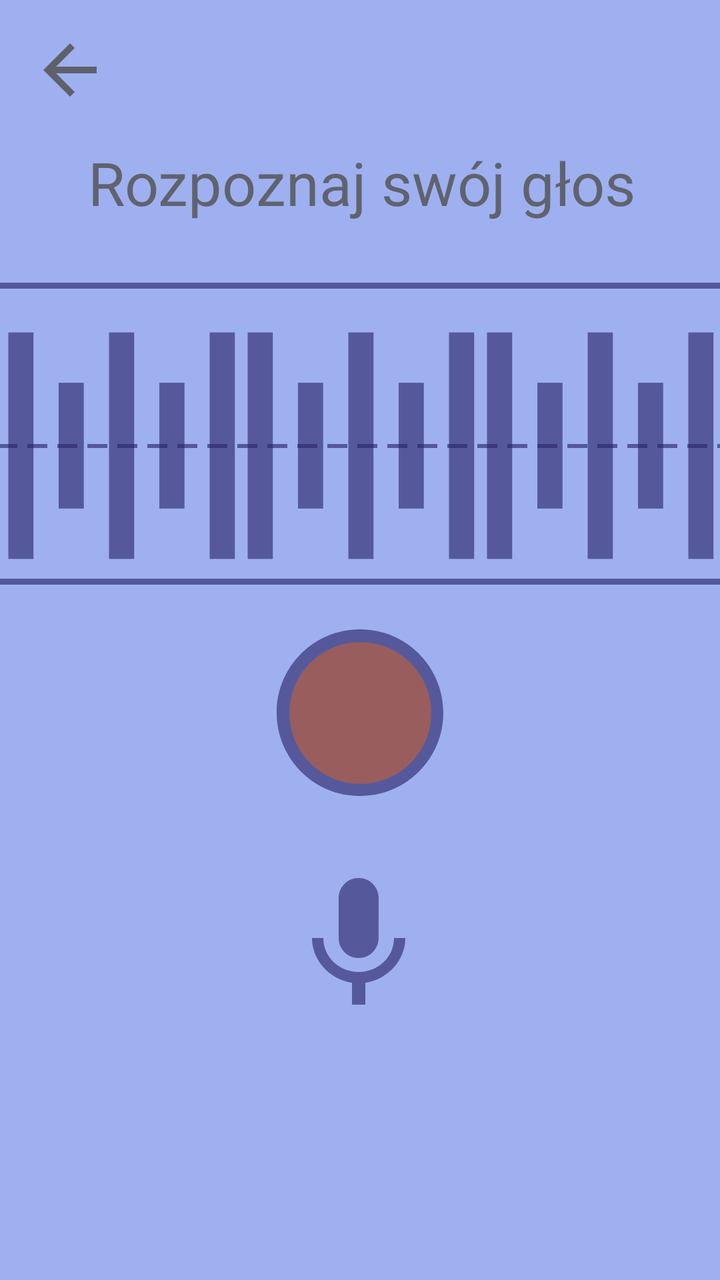
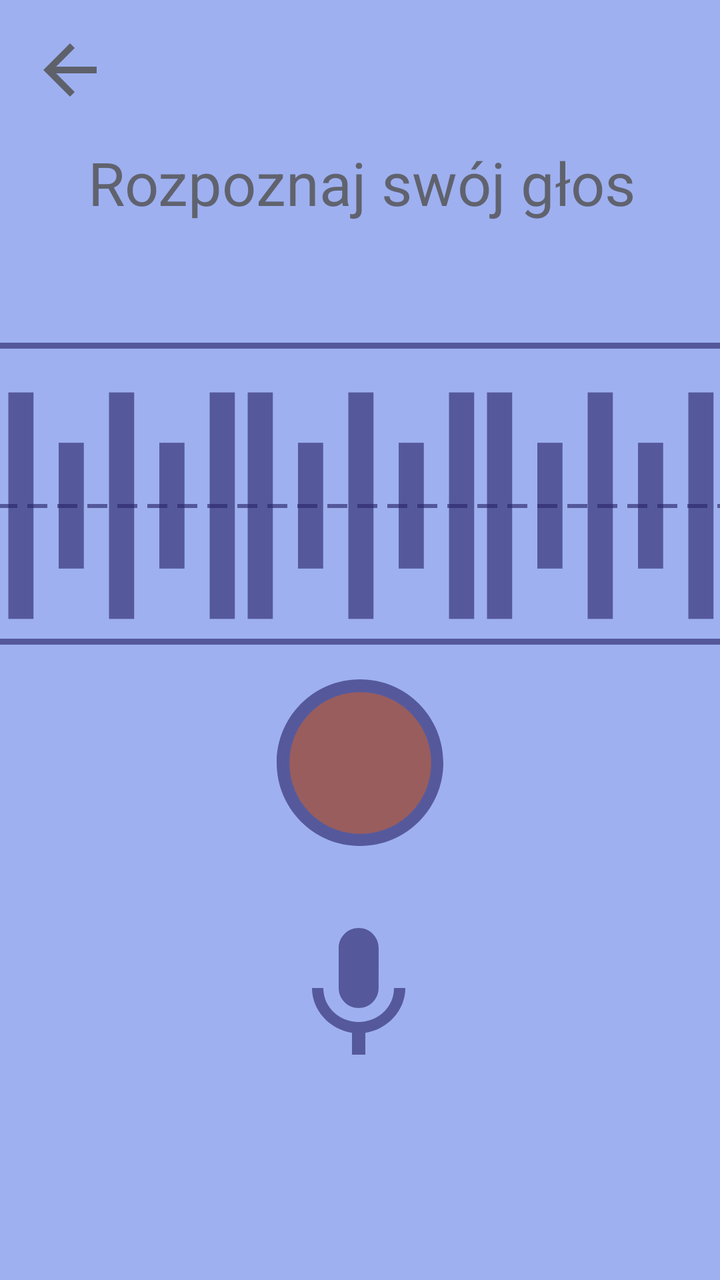

Two renders of the same Android screen: before a commit and after it. Below are the layout's source before the change and the commit's diff.
<!-- AndroidManifest.xml: application theme Theme.TiredTalker -->
<!-- res/layout/fragment_nagrywanie_active.xml -->
<?xml version="1.0" encoding="utf-8"?>
<androidx.constraintlayout.widget.ConstraintLayout xmlns:android="http://schemas.android.com/apk/res/android"
    xmlns:app="http://schemas.android.com/apk/res-auto"
    android:layout_width="match_parent"
    android:layout_height="match_parent"
    xmlns:tools="http://schemas.android.com/tools"
    android:background="@color/light_blue">

    
    <ImageButton
        android:id="@+id/backButton"
        android:layout_width="40dp"
        android:layout_height="40dp"
        android:background="@drawable/arrow_back"
        app:layout_constraintTop_toTopOf="parent"
        app:layout_constraintStart_toStartOf="parent"
        android:layout_margin="15dp" />

    
    <TextView
        android:id="@+id/titleText"
        android:layout_width="wrap_content"
        android:layout_height="wrap_content"
        android:layout_marginTop="16dp"
        android:text="Rozpoznaj swój głos"
        android:textColor="@color/brown"
        android:textSize="30sp"
        app:layout_constraintEnd_toEndOf="parent"
        app:layout_constraintHorizontal_bias="0.508"
        app:layout_constraintStart_toStartOf="parent"
        app:layout_constraintTop_toBottomOf="@id/backButton" />


    
    <ImageView
        android:id="@+id/rectangleImage"
        android:layout_width="387dp"
        android:layout_height="151dp"
        android:src="@drawable/thin_square"
        app:layout_constraintTop_toBottomOf="@id/titleText"
        app:layout_constraintStart_toStartOf="parent"
        app:layout_constraintEnd_toEndOf="parent"
        android:layout_marginTop="30dp"
        tools:layout_editor_absoluteY="246dp"/>

    
    <ImageView
        android:id="@+id/lineImage"
        android:layout_width="366dp"
        android:layout_height="120dp"
        android:src="@drawable/dashed_line"
        app:layout_constraintTop_toTopOf="@id/rectangleImage"
        app:layout_constraintStart_toStartOf="@id/rectangleImage"
        app:layout_constraintEnd_toEndOf="@id/rectangleImage"
        app:layout_constraintBottom_toBottomOf="@id/rectangleImage"
        android:layout_marginTop="12dp" />

    
    <ImageView
        android:id="@+id/sound1"
        android:layout_width="387dp"
        android:layout_height="151dp"
        android:layout_marginTop="12dp"
        android:rotation="90"
        android:src="@drawable/sound"
        app:layout_constraintBottom_toBottomOf="@id/rectangleImage"
        app:layout_constraintStart_toStartOf="@id/rectangleImage"
        app:layout_constraintTop_toTopOf="@id/rectangleImage"
        android:layout_marginStart="-120dp"/>

    
    <ImageView
        android:id="@+id/sound2"
        android:layout_width="387dp"
        android:layout_height="151dp"
        android:layout_marginTop="12dp"
        android:rotation="90"
        android:src="@drawable/sound"
        app:layout_constraintBottom_toBottomOf="@id/rectangleImage"
        app:layout_constraintStart_toStartOf="@id/rectangleImage"
        app:layout_constraintTop_toTopOf="@id/rectangleImage"/>

    
    <ImageView
        android:id="@+id/sound3"
        android:layout_width="387dp"
        android:layout_height="151dp"
        android:layout_marginTop="12dp"
        android:rotation="90"
        android:src="@drawable/sound"
        app:layout_constraintBottom_toBottomOf="@id/rectangleImage"
        app:layout_constraintStart_toStartOf="@id/rectangleImage"
        app:layout_constraintTop_toTopOf="@id/rectangleImage"
        android:layout_marginStart="120dp"/>

    
    <ImageView

        android:id="@+id/circleImage"
        android:layout_width="100dp"
        android:layout_height="200dp"
        android:src="@drawable/empty_circle"
        app:layout_constraintTop_toBottomOf="@id/titleText"
        app:layout_constraintStart_toStartOf="parent"
        app:layout_constraintEnd_toEndOf="parent"
        android:layout_marginTop="145dp" />

    
    <ImageButton

        android:id="@+id/nagrywanie_btn"
        android:layout_width="85dp"
        android:layout_height="85dp"
        android:background="@drawable/redcircle"
        app:layout_constraintTop_toTopOf="@id/circleImage"
        app:layout_constraintBottom_toBottomOf="@id/circleImage"
        app:layout_constraintStart_toStartOf="@id/circleImage"
        app:layout_constraintEnd_toEndOf="@id/circleImage" />

    
    <ImageView
        android:id="@+id/bottomImage"
        android:layout_width="80dp"
        android:layout_height="100dp"
        android:layout_marginTop="20dp"
        android:src="@drawable/microphone"
        app:layout_constraintEnd_toEndOf="parent"
        app:layout_constraintHorizontal_bias="0.498"
        app:layout_constraintStart_toStartOf="parent"
        app:layout_constraintTop_toBottomOf="@id/nagrywanie_btn" />

</androidx.constraintlayout.widget.ConstraintLayout>
<!-- resources referenced by this layout -->
<resources>
  <color name="brown">#99373017</color>
  <color name="light_blue">#9EB0F0</color>
  <!-- drawable arrow_back (drawable) -->
  <vector xmlns:android="http://schemas.android.com/apk/res/android"
      android:alpha="0.62"
      android:autoMirrored="true"
      android:height="35dp"
      android:tint="#373017"
      android:viewportHeight="24"
      android:viewportWidth="24"
      android:width="35dp">
        
      <path
          android:fillColor="@android:color/white"
          android:pathData="M20,11H7.83l5.59,-5.59L12,4l-8,8 8,8 1.41,-1.41L7.83,13H20v-2z"/>
      
  </vector>
  <!-- drawable dashed_line (drawable) -->
  <?xml version="1.0" encoding="utf-8"?>
  <shape xmlns:android="http://schemas.android.com/apk/res/android"
      android:shape="line">
      <stroke
          android:width="2dp"
          android:color="@color/darkest_blue"
          android:dashWidth="10dp"
          android:dashGap="5dp"/>
  </shape>
  <!-- drawable empty_circle (drawable) -->
  <vector
      android:alpha="0.62"
      android:height="40dp"
      android:width="40dp"
      android:tint="#282368"
      android:viewportHeight="24"
      android:viewportWidth="24"
  
      xmlns:android="http://schemas.android.com/apk/res/android">
      <path
          android:fillColor="@android:color/white"
          android:pathData="M12,2C6.47,2 2,6.47 2,12c0,5.53 4.47,10 10,10s10,-4.47 10,-10C22,6.47 17.53,2 12,2zM12,20c-4.42,0 -8,-3.58 -8,-8c0,-4.42 3.58,-8 8,-8s8,3.58 8,8C20,16.42 16.42,20 12,20z"/>
  </vector>
  <!-- drawable redcircle (drawable) -->
  <vector
      android:height="35dp"
      android:width="35dp"
      android:tint="#995D5D"
      android:viewportHeight="24"
      android:viewportWidth="24"
      xmlns:android="http://schemas.android.com/apk/res/android">
      <path
          android:fillColor="@android:color/white"
          android:pathData="M12,2C6.47,2 2,6.47 2,12s4.47,10 10,10 10,-4.47 10,-10S17.53,2 12,2z"/>
  </vector>
  <!-- drawable sound (drawable) -->
  <vector android:alpha="0.62" android:height="24dp"
      android:tint="#282368" android:viewportHeight="24"
      android:viewportWidth="24" android:width="24dp" xmlns:android="http://schemas.android.com/apk/res/android">
      <path android:fillColor="@android:color/white" android:pathData="M7,15v2h10v-2L7,15zM3,21h18v-2L3,19v2zM3,13h18v-2L3,11v2zM7,7v2h10L17,7L7,7zM3,3v2h18L21,3L3,3z"/>
  </vector>
  <!-- drawable thin_square (drawable) -->
  <?xml version="1.0" encoding="utf-8"?>
  <shape
  
      xmlns:android="http://schemas.android.com/apk/res/android">
      
      
      
      <solid
          android:color="@android:color/transparent"/>
      <stroke
          android:width="3dp"
          android:color="@color/darkest_blue"/>
      <corners android:radius="0dp"/>
  </shape>
  <style name="Theme.TiredTalker" parent="Theme.MaterialComponents.DayNight.DarkActionBar">
          
          <item name="colorPrimary">@color/purple_500</item>
          <item name="colorPrimaryVariant">@color/purple_700</item>
          <item name="colorOnPrimary">@color/white</item>
          
          <item name="colorSecondary">@color/teal_200</item>
          <item name="colorSecondaryVariant">@color/teal_700</item>
          <item name="colorOnSecondary">@color/black</item>
          
          <item name="android:statusBarColor">?attr/colorPrimaryVariant</item>
          
      </style>
  <color name="darkest_blue">#9E282368</color>
  <color name="purple_500">#FF6200EE</color>
  <color name="purple_700">#FF3700B3</color>
  <color name="white">#FFFFFFFF</color>
  <color name="teal_200">#FF03DAC5</color>
  <color name="teal_700">#FF018786</color>
  <color name="black">#FF000000</color>
  <!-- unchanged entries left out for length: 1 -->
</resources>

<!-- the commit's change to res/layout/fragment_nagrywanie_active.xml (unified diff, before → after) -->
@@ -40,7 +40,7 @@
         app:layout_constraintTop_toBottomOf="@id/titleText"
         app:layout_constraintStart_toStartOf="parent"
         app:layout_constraintEnd_toEndOf="parent"
-        android:layout_marginTop="30dp"
+        android:layout_marginTop="60dp"
         tools:layout_editor_absoluteY="246dp"/>
 
     
@@ -103,7 +103,7 @@
         app:layout_constraintTop_toBottomOf="@id/titleText"
         app:layout_constraintStart_toStartOf="parent"
         app:layout_constraintEnd_toEndOf="parent"
-        android:layout_marginTop="145dp" />
+        android:layout_marginTop="170dp" />
 
     
     <ImageButton
